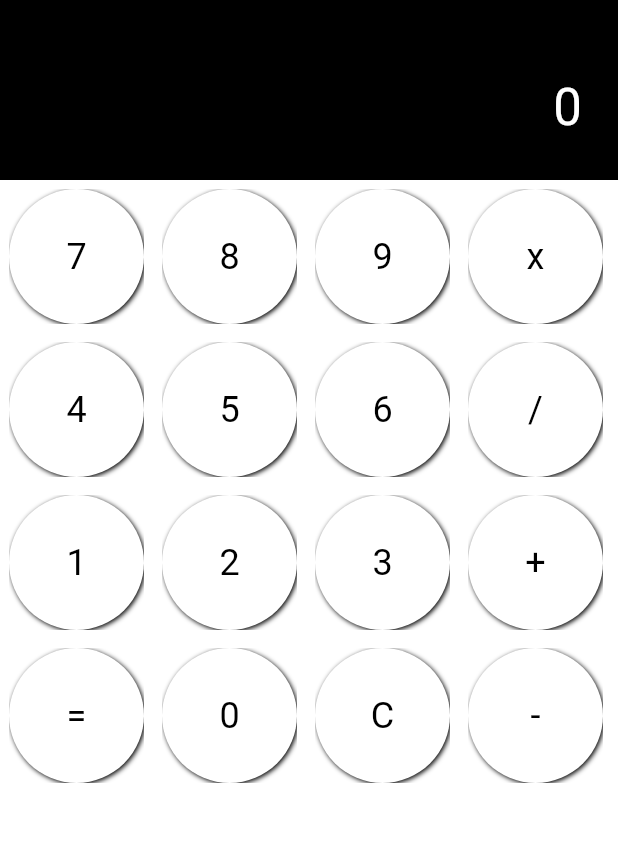
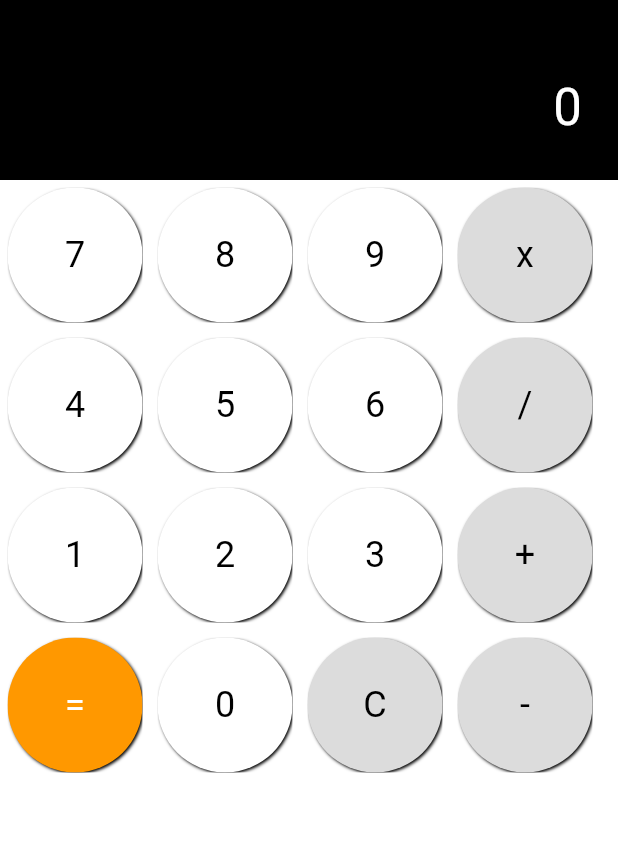
Before and after one commit to up1/course-flutter-101, a Flutter app: the screen it shows after launch, on a phone screen of 412 x 824 dp, the part 84-926 px from its top. Run offline on Flutter 3.47's test engine with Material 3 defaults, Android fonts, the phone set to English and light mode, and no system bars.

Commit message:
Change color

```diff
--- a/workshop/app01/lib/button.dart
+++ b/workshop/app01/lib/button.dart
@@ -19,7 +19,7 @@ class CalculatorButton extends StatelessWidget {
   @override
   Widget build(BuildContext context) {
     return Padding(
-        padding: const EdgeInsets.all(6),
+        padding: const EdgeInsets.all(5),
         child: Material(
           color: Colors.transparent,
           child: Ink(
@@ -28,7 +28,7 @@ class CalculatorButton extends StatelessWidget {
             decoration: BoxDecoration(
                 boxShadow: const [
                   BoxShadow(
-                      color: Colors.black, offset: Offset(1, 1), blurRadius: 2),
+                      color: Colors.black, offset: Offset(1, 1), blurRadius: 1),
                 ],
                 borderRadius: BorderRadius.all(Radius.circular(size / 2)),
                 color: backgroundColor),
--- a/workshop/app01/lib/calculator.dart
+++ b/workshop/app01/lib/calculator.dart
@@ -25,7 +25,10 @@ class _CalculatorState extends State<Calculator> {
             createCalculatorButton(text: "7", onTap: () => {}),
             createCalculatorButton(text: "8", onTap: () => {}),
             createCalculatorButton(text: "9", onTap: () => {}),
-            createCalculatorButton(text: "x", onTap: () => {}),
+            createCalculatorButton(
+                text: "x",
+                onTap: () => {},
+                backgroundColor: const Color.fromRGBO(220, 220, 220, 1)),
           ],
         ),
         Row(
@@ -33,7 +36,10 @@ class _CalculatorState extends State<Calculator> {
             createCalculatorButton(text: "4", onTap: () => {}),
             createCalculatorButton(text: "5", onTap: () => {}),
             createCalculatorButton(text: "6", onTap: () => {}),
-            createCalculatorButton(text: "/", onTap: () => {}),
+            createCalculatorButton(
+                text: "/",
+                onTap: () => {},
+                backgroundColor: const Color.fromRGBO(220, 220, 220, 1)),
           ],
         ),
         Row(
@@ -41,15 +47,28 @@ class _CalculatorState extends State<Calculator> {
             createCalculatorButton(text: "1", onTap: () => {}),
             createCalculatorButton(text: "2", onTap: () => {}),
             createCalculatorButton(text: "3", onTap: () => {}),
-            createCalculatorButton(text: "+", onTap: () => {}),
+            createCalculatorButton(
+                text: "+",
+                onTap: () => {},
+                backgroundColor: const Color.fromRGBO(220, 220, 220, 1)),
           ],
         ),
         Row(
           children: [
-            createCalculatorButton(text: "=", onTap: () => {}),
+            createCalculatorButton(
+                text: "=",
+                onTap: () => {},
+                backgroundColor: Colors.orange,
+                textColor: Colors.white),
             createCalculatorButton(text: "0", onTap: () => {}),
-            createCalculatorButton(text: "C", onTap: () => {}),
-            createCalculatorButton(text: "-", onTap: () => {}),
+            createCalculatorButton(
+                text: "C",
+                onTap: () => {},
+                backgroundColor: const Color.fromRGBO(220, 220, 220, 1)),
+            createCalculatorButton(
+                text: "-",
+                onTap: () => {},
+                backgroundColor: const Color.fromRGBO(220, 220, 220, 1)),
           ],
         )
       ]),
```
